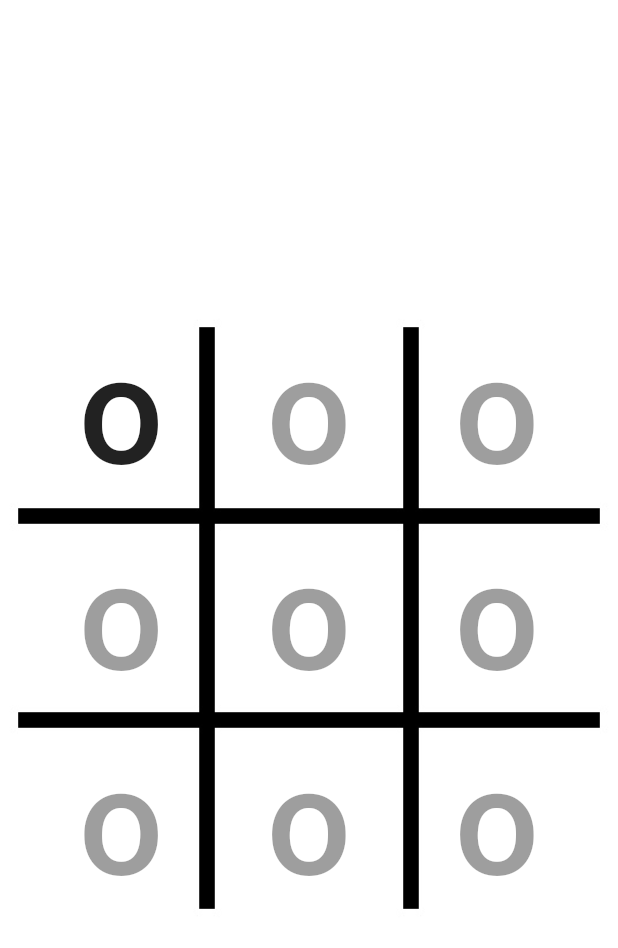
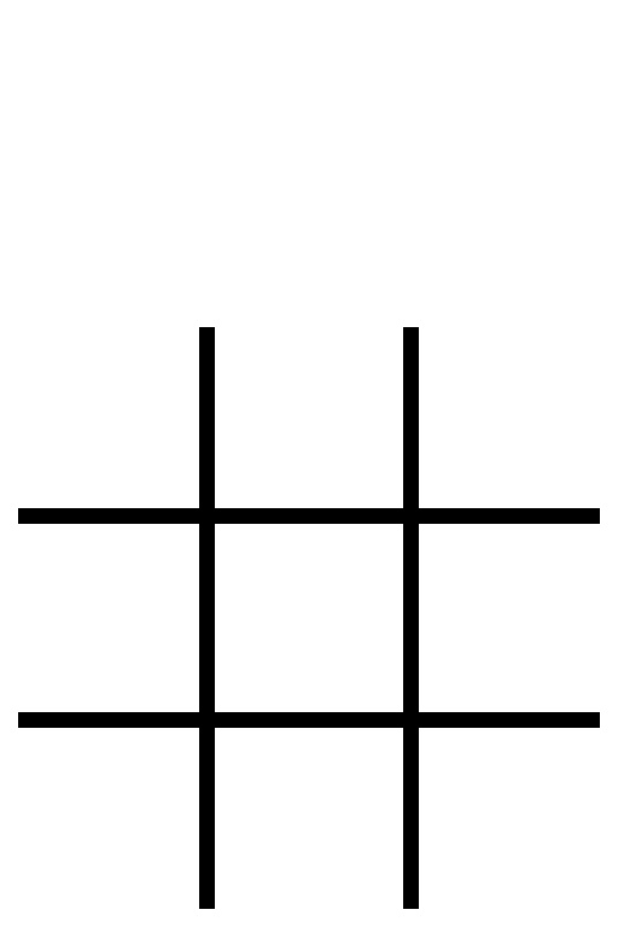
Before and after one commit to bellacunningham/TicTacToe, a Flutter app: the screen it shows after launch, on a phone screen of 412 x 824 dp. Shown: the top 948 px of the screen. Run offline on Flutter 3.47's test engine with Material 2 defaults, Android fonts, the phone set to English and light mode, and no system bars; our stand-ins replace confetti.

Commit message:
- working version 1

```diff
--- a/lib/main.dart
+++ b/lib/main.dart
@@ -1,4 +1,6 @@
 import 'package:flutter/material.dart';
+import 'package:confetti/confetti.dart';
+import 'dart:math';
 
 void main() {
   runApp(MyApp());
@@ -50,18 +52,35 @@ class MyHomePage extends StatefulWidget {
 }
 
 class _MyHomePageState extends State<MyHomePage> {
+  ConfettiController _controllerBottomCenter;
+  int turn = 0;
+  var symbols = new List(9);
+
+  @override
+  void initState() {
+    for (int i = 0; i < 9; i++) {
+      symbols[i] = "";
+    }
+    _controllerBottomCenter =
+        ConfettiController(duration: const Duration(seconds: 4));
+    super.initState();
+  }
+
+  @override
+  void dispose() {
+    _controllerBottomCenter.dispose();
+    super.dispose();
+  }
 
   @override
   Widget build(BuildContext context) {
-
-    return Container(
+    return Stack(
+      children: [
+        Container(
           decoration: BoxDecoration(
               color: Colors.white,
-          image:DecorationImage(
-            image: AssetImage("Assets/grid2.jpg"),
-            fit: BoxFit.fitWidth
-          )
-      ),
+              image: DecorationImage(
+                  image: AssetImage("Assets/grid2.jpg"), fit: BoxFit.fitWidth)),
           child: Scaffold(
             backgroundColor: Colors.transparent,
             body: Center(
@@ -70,93 +89,182 @@ class _MyHomePageState extends State<MyHomePage> {
                 children: <Widget>[
                   Padding(
                     padding: EdgeInsets.only(top: 10, bottom: 10),
-                child:
-                Row(
+                    child: Row(
                       mainAxisAlignment: MainAxisAlignment.spaceEvenly,
-                  children: [
-                    FlatButton(
-                        onPressed: (){
-                        },
-                        child: Text(
-                          "o",
-                          style: TextStyle(
-                              fontSize: 100
-                          ),)),
-                    FlatButton(onPressed: null, child:
-                    Text(
-                      "o",
-                      style: TextStyle(
-                          fontSize:100
-                      ),
-                    )),
-                    FlatButton(onPressed: null, child: Text(
-                        "o",
-                        style: TextStyle(
-                            fontSize:100))
-                    )
-                  ],
+                      children: [cell(0), cell(1), cell(2)],
                     ),
                   ),
                   Padding(
                     padding: EdgeInsets.only(top: 10, bottom: 10),
-                child:
-                Row(
+                    child: Row(
                       mainAxisAlignment: MainAxisAlignment.spaceEvenly,
-                  children: [
-                    FlatButton(onPressed: null, child: Text(
-                      "o",
-                      style: TextStyle(
-                          fontSize: 100
-                      ),
-                    )),
-                    FlatButton(onPressed: null, child: Text(
-                      "o",
-                      style: TextStyle(
-                          fontSize: 100
-                      ),
-                    )),
-                    FlatButton(onPressed: null, child: Text(
-                      "o",
-                      style: TextStyle(
-                        fontSize: 100,
-                      ),))
-
-                  ],
+                      children: [cell(3), cell(4), cell(5)],
                     ),
                   ),
                   Padding(
                     padding: EdgeInsets.only(top: 10, bottom: 10),
-                child:
-                Row(
+                    child: Row(
                       mainAxisAlignment: MainAxisAlignment.spaceEvenly,
-                  children: [
-                    FlatButton(
-                        onPressed: null,
-                        child: Text(
-                          "o",
-                          style: TextStyle(
-                              fontSize: 100
-                          ),
-                        )
-                    ),
-                    FlatButton(onPressed: null, child: Text(
-                      "o",
-                      style: TextStyle(
-                          fontSize: 100
-                      ),)),
-                    FlatButton(onPressed: null, child: Text(
-                      "o",
-                      style: TextStyle(
-                          fontSize: 100
-                      ),))
-
-                  ],
+                      children: [cell(6), cell(7), cell(8)],
                     ),
                   ),
                 ],
               ),
             ), // This trailing comma makes auto-formatting nicer for build methods.
           ),
+        ),
+        Align(
+          alignment: Alignment.bottomCenter,
+          child: ConfettiWidget(
+            confettiController: _controllerBottomCenter,
+            blastDirection: -pi / 2,
+            emissionFrequency: 0.01,
+            numberOfParticles: 20,
+            maxBlastForce: 100,
+            minBlastForce: 80,
+            gravity: 0.3,
+          ),
+        ),
+      ],
+    );
+  }
+
+  Widget cell(int pos) {
+    return FlatButton(
+        onPressed: () {
+          print("Block " + pos.toString() + " pressed");
+          turn++;
+
+          if (symbols[pos] == "") {
+            if (turn % 2 == 0) {
+              print("Even turn, print X");
+              setState(() {
+                symbols[pos] = "X";
+              });
+            } else {
+              print("odd turn, print O");
+              setState(() {
+                symbols[pos] = "O";
+              });
+            }
+          } else {
+            print("cannot overwrite");
+          }
+          if (hasWonX()) {
+            print("X has won");
+            showAlertDialog(context, "X winner", "Congrats");
+            _controllerBottomCenter.play();
+          }
+          if (hasWonO()) {
+            print("O has won");
+            showAlertDialog(context, "O winner", "Congrats");
+            _controllerBottomCenter.play();
+          }
+          if (isFinished()) {
+            print("draw");
+            showAlertDialog(context, "DRAW", "Oh well");
+          }
+        },
+        child: Text(
+          symbols[pos],
+          style: TextStyle(fontSize: 100),
+        ));
+  }
+
+  bool isFinished() {
+    bool finished = true;
+    for (int i = 0; i < 9; i++) {
+      if (symbols[i] == "") {
+        finished = false;
+      }
+    }
+    return finished;
+  }
+
+  bool hasWonO() {
+    if (symbols[0] == "O" && symbols[1] == "O" && symbols[2] == "O") {
+      return true;
+    }
+    if (symbols[3] == "O" && symbols[4] == "O" && symbols[5] == "O") {
+      return true;
+    }
+    if (symbols[6] == "O" && symbols[7] == "O" && symbols[8] == "O") {
+      return true;
+    }
+    if (symbols[0] == "O" && symbols[3] == "O" && symbols[6] == "O") {
+      return true;
+    }
+    if (symbols[1] == "O" && symbols[4] == "O" && symbols[7] == "O") {
+      return true;
+    }
+    if (symbols[2] == "O" && symbols[5] == "O" && symbols[8] == "O") {
+      return true;
+    }
+    if (symbols[0] == "O" && symbols[4] == "O" && symbols[8] == "O") {
+      return true;
+    }
+    if (symbols[2] == "O" && symbols[4] == "O" && symbols[6] == "O") {
+      return true;
+    }
+    return false;
+  }
+
+  bool hasWonX() {
+    if (symbols[0] == "X" && symbols[1] == "X" && symbols[2] == "X") {
+      return true;
+    }
+    if (symbols[3] == "X" && symbols[4] == "X" && symbols[5] == "X") {
+      return true;
+    }
+    if (symbols[6] == "X" && symbols[7] == "X" && symbols[8] == "X") {
+      return true;
+    }
+    if (symbols[0] == "X" && symbols[3] == "X" && symbols[6] == "X") {
+      return true;
+    }
+    if (symbols[1] == "X" && symbols[4] == "X" && symbols[7] == "X") {
+      return true;
+    }
+    if (symbols[2] == "X" && symbols[5] == "X" && symbols[8] == "X") {
+      return true;
+    }
+    if (symbols[0] == "X" && symbols[4] == "X" && symbols[8] == "X") {
+      return true;
+    }
+    if (symbols[2] == "X" && symbols[4] == "X" && symbols[6] == "X") {
+      return true;
+    }
+    return false;
+  }
+
+  showAlertDialog(BuildContext context, String title, String message) {
+    // set up the button
+    Widget okButton = FlatButton(
+      child: Text("OK"),
+      onPressed: () {
+        setState(() {
+          for (int i = 0; i < 9; i++) {
+            symbols[i] = "";
+          }
+        });
+      },
+    );
+
+    // set up the AlertDialog
+    AlertDialog alert = AlertDialog(
+      title: Text(title),
+      content: Text(message),
+      actions: [
+        okButton,
+      ],
+    );
+
+    // show the dialog
+    showDialog(
+      context: context,
+      builder: (BuildContext context) {
+        return alert;
+      },
     );
   }
 }
--- a/pubspec.yaml
+++ b/pubspec.yaml
@@ -21,6 +21,7 @@ environment:
   sdk: ">=2.7.0 <3.0.0"
 
 dependencies:
+  confetti: ^0.5.4+1
   flutter:
     sdk: flutter
 
```
Also changed, not shown: pubspec.lock. Lines whose indentation alone changed are shown as unchanged.
